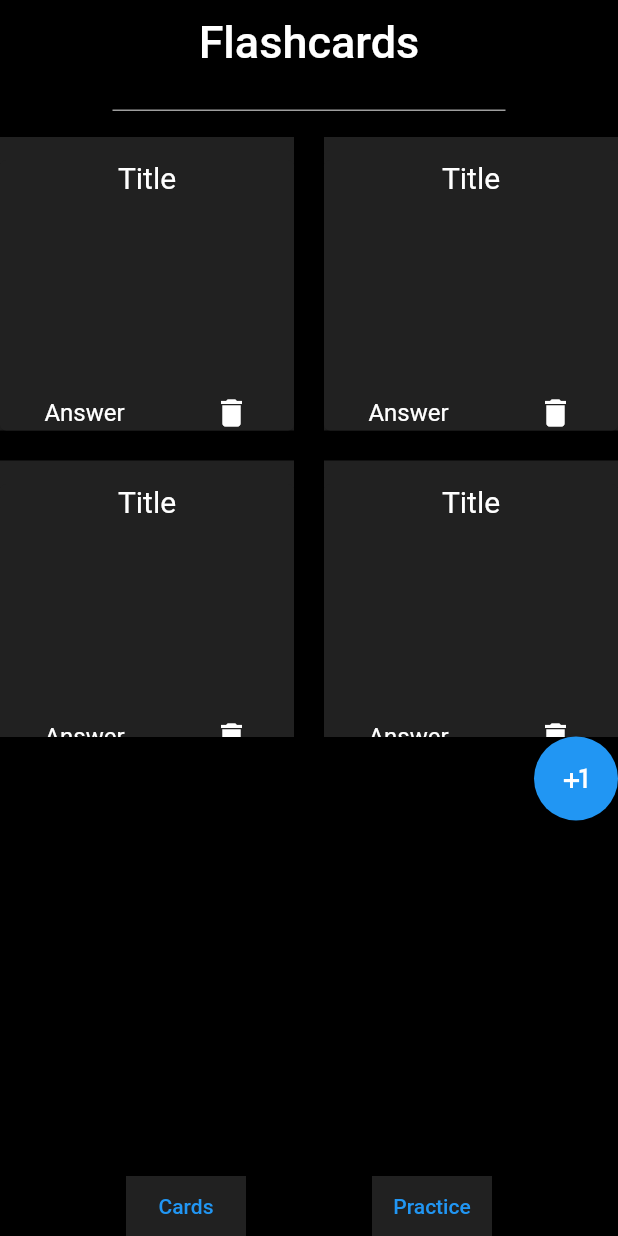
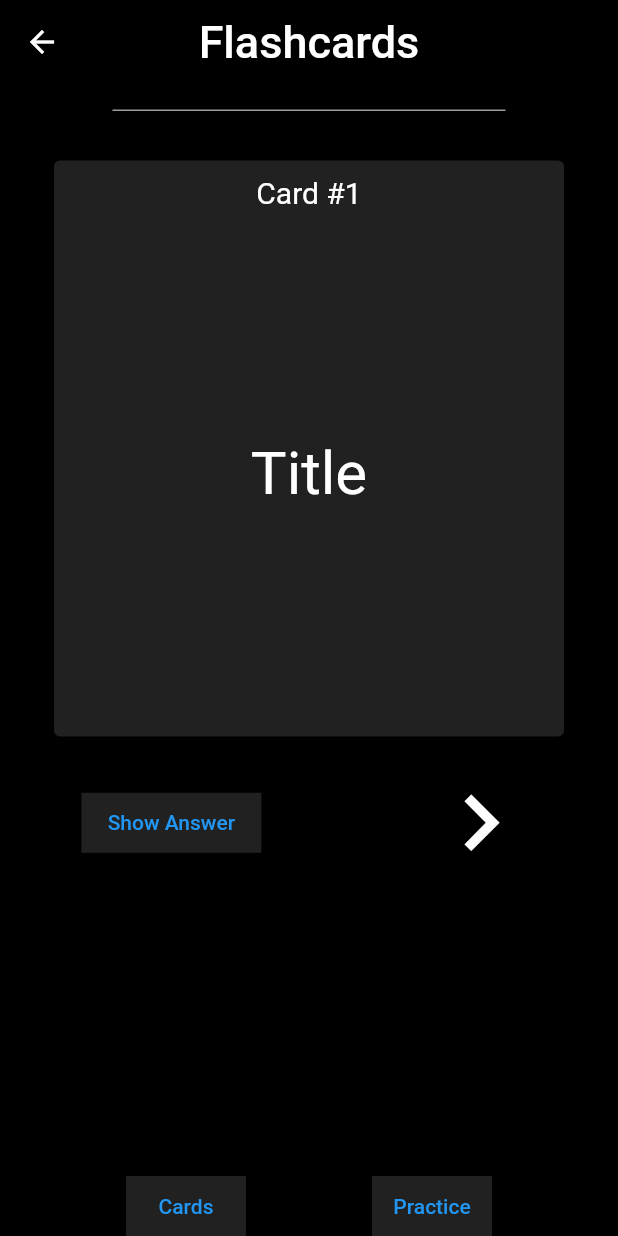
Before and after one commit to lefteryx/CC_AppD_T2, a Flutter app: the screen it shows after launch, after a tap on "Practice", on a phone screen of 412 x 824 dp. Run offline on Flutter 3.47's test engine with Material 2 defaults, Android fonts, the phone set to English and light mode, and no system bars.

Commit message:
First commit, uploading aLL resources to GitHub

```diff
--- a/lib/main.dart
+++ b/lib/main.dart
@@ -1,6 +1,9 @@
 import 'package:flutter/material.dart';
 
-void main() => runApp(MaterialApp(home: Home()));
+void main() => runApp(MaterialApp(initialRoute: '/home', routes: {
+      '/home': (context) => Home(),
+      '/screen2': (context) => Screen2()
+    }));
 
 class Home extends StatefulWidget {
   const Home({super.key});
@@ -51,14 +54,22 @@ class _HomeState extends State<Home> {
                     color: Colors.grey[900],
                     height: 40,
                     width: 80,
-                    child: TextButton(onPressed: () {}, child: Text("Cards"))),
+                    child: TextButton(
+                        onPressed: () {
+                          Navigator.pushNamed(context, '/home');
+                        },
+                        child: Text("Cards"))),
                 Container(
                     color: Colors.grey[900],
                     height: 40,
                     width: 80,
-                    child:
-                        TextButton(onPressed: () {}, child: Text("Practice")))
-              ])
+                    child: TextButton(
+                        onPressed: () {
+                          Navigator.pushNamed(context, '/screen2');
+                        },
+                        child: Text("Practice")))
+              ]),
+              SizedBox(height: 15),
             ])));
   }
 }
@@ -76,6 +87,80 @@ Widget flashCard() {
               Text("Answer",
                   style: TextStyle(fontSize: 16, color: Colors.white)),
               Icon(Icons.delete, color: Colors.white)
-            ])
+            ]),
+            SizedBox(height: 10),
           ])));
 }
+
+class Screen2 extends StatelessWidget {
+  const Screen2({super.key});
+
+  @override
+  Widget build(BuildContext context) {
+    return Scaffold(
+        appBar: AppBar(
+          centerTitle: true,
+          title: Text("Flashcards", style: TextStyle(fontSize: 30)),
+          backgroundColor: Colors.black,
+        ),
+        body: Container(
+            color: Colors.black,
+            child: Column(children: [
+              Divider(
+                height: 35,
+                thickness: 1,
+                indent: 75,
+                endIndent: 75,
+                color: Colors.grey,
+              ),
+              Container(
+                  height: 400,
+                  width: 340,
+                  child: Card(
+                      color: Colors.grey[900],
+                      margin: EdgeInsets.fromLTRB(0, 16, 0, 0),
+                      child: Column(children: [
+                        SizedBox(height: 10),
+                        Text("Card #1",
+                            style:
+                                TextStyle(fontSize: 20, color: Colors.white)),
+                        Spacer(),
+                        Text("Title",
+                            style:
+                                TextStyle(fontSize: 40, color: Colors.white)),
+                        Spacer()
+                      ]))),
+              SizedBox(height: 20),
+              Row(mainAxisAlignment: MainAxisAlignment.spaceAround, children: [
+                Container(
+                    color: Colors.grey[900],
+                    height: 40,
+                    width: 120,
+                    child: TextButton(
+                        onPressed: () {}, child: Text("Show Answer"))),
+                Icon(Icons.navigate_next_sharp, color: Colors.white, size: 75)
+              ]),
+              Spacer(),
+              Row(mainAxisAlignment: MainAxisAlignment.spaceEvenly, children: [
+                Container(
+                    color: Colors.grey[900],
+                    height: 40,
+                    width: 80,
+                    child: TextButton(
+                        onPressed: () {
+                          Navigator.pushNamed(context, '/home');
+                        },
+                        child: Text("Cards"))),
+                Container(
+                    color: Colors.grey[900],
+                    height: 40,
+                    width: 80,
+                    child: TextButton(
+                        onPressed: () {
+                          Navigator.pushNamed(context, '/screen2');
+                        },
+                        child: Text("Practice")))
+              ])
+            ])));
+  }
+}
```
